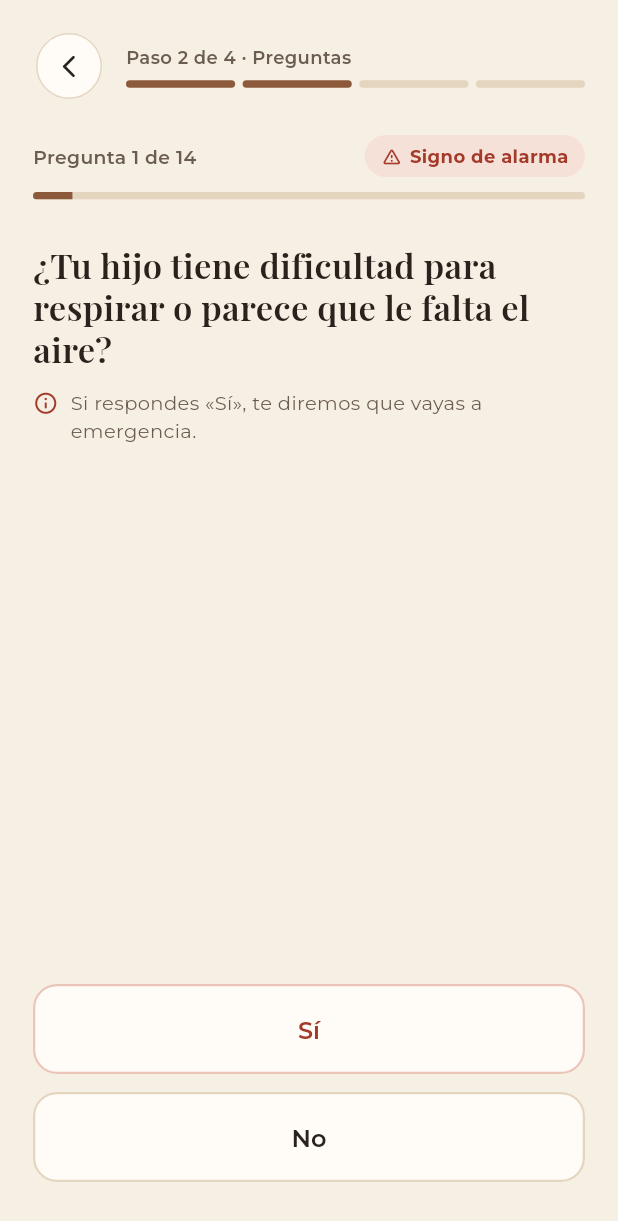
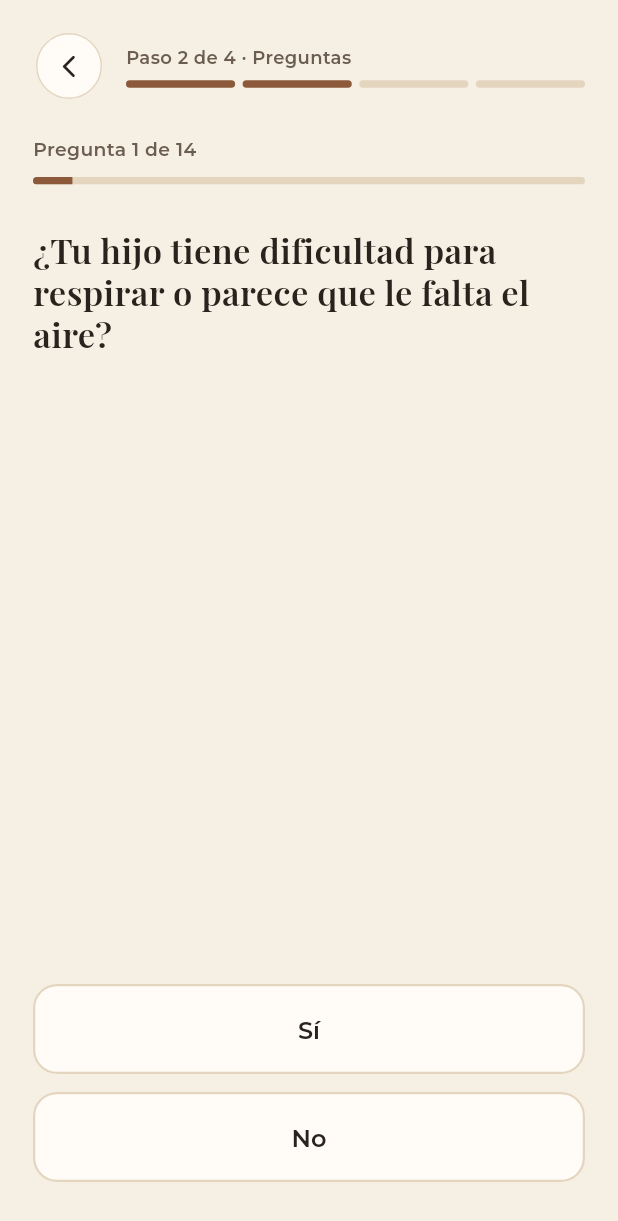
Before and after one commit to WawaQhali/Mobile-App, a Flutter app: the CuestionarioScreen screen opened by its route, on a phone screen of 412 x 824 dp. Shown: the top 1221 px of the screen. Run offline on Flutter 3.47's test engine with Material 3 defaults, Android fonts, the phone set to English and light mode, and no system bars; our stand-ins replace camera, geolocator, google_fonts, image_picker, permission_handler; missing offline and left inert: google_mlkit_face_detection, pointycastle, tflite_flutter; network calls fail.

Commit message:
feat(questionnaire): hide question type labels from parents

```diff
--- a/lib/screens/questionnaire.dart
+++ b/lib/screens/questionnaire.dart
@@ -9,6 +9,9 @@ import '../widgets/shared.dart';
 /// 07 · Cuestionario, paso 2 (US04, US05): `assets/preguntas.json` v1, una por pantalla.
 /// Primero las 8 de riesgo (antes del modelo): un «Sí» va directo a emergencia.
 /// Luego las 6 normales, que deciden la severidad entre leve y moderada.
+/// En pantalla NO se distingue el tipo (sin «Signo de alarma» ni «Síntomas», y el «Sí»
+/// se ve igual en todas): leerlo puede asustar al papá o la mamá. El tipo solo se usa
+/// por dentro, para mandar a emergencia y calcular la severidad.
 class CuestionarioScreen extends StatefulWidget {
   const CuestionarioScreen({super.key});
 
@@ -50,7 +53,6 @@ class _CuestionarioScreenState extends State<CuestionarioScreen> {
   @override
   Widget build(BuildContext context) {
     final pregunta = _preguntas[_i];
-    final alarma = pregunta.esRiesgo;
     final elegida = _episodio.respuestas[pregunta.id];
 
     return PopScope(
@@ -63,24 +65,9 @@ class _CuestionarioScreenState extends State<CuestionarioScreen> {
           children: [
             EncabezadoPaso(paso: 2, nombre: 'Preguntas', onVolver: _atras),
             const SizedBox(height: 22),
-            Row(
-              children: [
-                Expanded(
-                  child: Text(
-                    'Pregunta ${_i + 1} de ${_preguntas.length}',
-                    style: AppText.cuerpo(12.5, weight: FontWeight.w600, color: AppColors.textoSuave),
-                  ),
-                ),
-                if (alarma)
-                  const Pastilla(
-                    texto: 'Signo de alarma',
-                    icono: Icons.warning_amber_rounded,
-                    fondo: AppColors.terracotaFondo,
-                    color: AppColors.terracota,
-                  )
-                else
-                  const Pastilla(texto: 'Síntomas', fondo: AppColors.arena, color: AppColors.carameloOscuro),
-              ],
+            Text(
+              'Pregunta ${_i + 1} de ${_preguntas.length}',
+              style: AppText.cuerpo(12.5, weight: FontWeight.w600, color: AppColors.textoSuave),
             ),
             const SizedBox(height: 10),
             ClipRRect(
@@ -94,31 +81,10 @@ class _CuestionarioScreenState extends State<CuestionarioScreen> {
             const SizedBox(height: 30),
             AnimatedSwitcher(
               duration: const Duration(milliseconds: 220),
-              child: Column(
+              child: Text(
+                pregunta.texto,
                 key: ValueKey(_i),
-                crossAxisAlignment: CrossAxisAlignment.stretch,
-                children: [
-                  Text(pregunta.texto, style: AppText.titulo(pregunta.texto.length > 55 ? 23 : 27)),
-                  if (alarma) ...[
-                    const SizedBox(height: 12),
-                    Row(
-                      crossAxisAlignment: CrossAxisAlignment.start,
-                      children: [
-                        const Padding(
-                          padding: EdgeInsets.only(top: 1),
-                          child: Icon(Icons.info_outline_rounded, size: 17, color: AppColors.terracota),
-                        ),
-                        const SizedBox(width: 8),
-                        Expanded(
-                          child: Text(
-                            'Si respondes «Sí», te diremos que vayas a emergencia.',
-                            style: AppText.cuerpo(13, color: AppColors.textoSuave),
-                          ),
-                        ),
-                      ],
-                    ),
-                  ],
-                ],
+                style: AppText.titulo(pregunta.texto.length > 55 ? 23 : 27),
               ),
             ),
             const Spacer(),
@@ -127,7 +93,6 @@ class _CuestionarioScreenState extends State<CuestionarioScreen> {
               _BotonOpcion(
                 label: label,
                 elegida: elegida == valor,
-                alarma: alarma && valor == true,
                 onTap: () => _responder(pregunta, valor),
               ),
               const SizedBox(height: 12),
@@ -140,25 +105,16 @@ class _CuestionarioScreenState extends State<CuestionarioScreen> {
 }
 
 class _BotonOpcion extends StatelessWidget {
-  const _BotonOpcion({required this.label, required this.elegida, required this.alarma, required this.onTap});
+  const _BotonOpcion({required this.label, required this.elegida, required this.onTap});
 
   final String label;
   final bool elegida;
-  final bool alarma;
   final VoidCallback onTap;
 
   @override
   Widget build(BuildContext context) {
-    final color = elegida
-        ? AppColors.sobreAccion
-        : alarma
-        ? AppColors.terracota
-        : AppColors.tinta;
-    final borde = elegida
-        ? AppColors.tinta
-        : alarma
-        ? AppColors.terracotaBorde
-        : AppColors.borde;
+    final color = elegida ? AppColors.sobreAccion : AppColors.tinta;
+    final borde = elegida ? AppColors.tinta : AppColors.borde;
 
     return SizedBox(
       height: 60,
```
